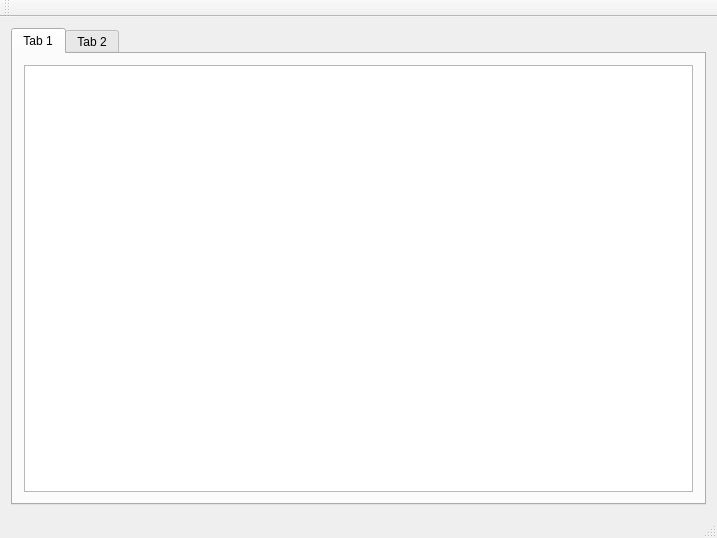
This is mainwindow.ui in Greezael/sukaldu as Qt 5 draws it before an edit. The edited form follows.
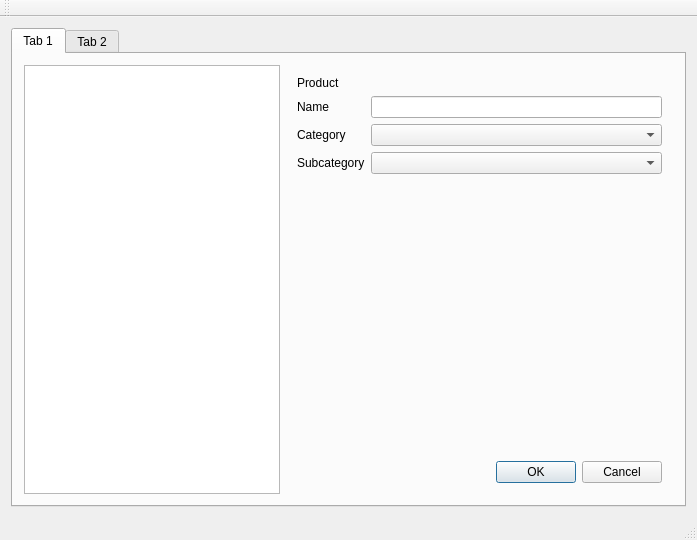
This is the edited form.

Commit message: First steps on the interface

```diff
--- a/mainwindow.ui
+++ b/mainwindow.ui
@@ -6,8 +6,8 @@
    <rect>
     <x>0</x>
     <y>0</y>
-    <width>717</width>
-    <height>538</height>
+    <width>694</width>
+    <height>540</height>
    </rect>
   </property>
   <property name="windowTitle">
@@ -26,7 +26,133 @@
        </attribute>
        <layout class="QHBoxLayout" name="horizontalLayout_2">
         <item>
-         <widget class="QTreeView" name="treeView"/>
+         <widget class="QTreeView" name="treeView">
+          <property name="sizePolicy">
+           <sizepolicy hsizetype="Fixed" vsizetype="Expanding">
+            <horstretch>0</horstretch>
+            <verstretch>0</verstretch>
+           </sizepolicy>
+          </property>
+         </widget>
+        </item>
+        <item>
+         <widget class="QStackedWidget" name="edit_pane">
+          <property name="currentIndex">
+           <number>0</number>
+          </property>
+          <widget class="QWidget" name="product_edit">
+           <layout class="QFormLayout" name="formLayout">
+            <property name="fieldGrowthPolicy">
+             <enum>QFormLayout::AllNonFixedFieldsGrow</enum>
+            </property>
+            <item row="0" column="0">
+             <widget class="QLabel" name="p_page_title">
+              <property name="text">
+               <string>Product</string>
+              </property>
+             </widget>
+            </item>
+            <item row="1" column="0">
+             <widget class="QLabel" name="p_name_title">
+              <property name="text">
+               <string>Name</string>
+              </property>
+             </widget>
+            </item>
+            <item row="1" column="1">
+             <widget class="QLineEdit" name="p_name"/>
+            </item>
+            <item row="5" column="1">
+             <widget class="QDialogButtonBox" name="p_buttons">
+              <property name="standardButtons">
+               <set>QDialogButtonBox::Cancel|QDialogButtonBox::Ok</set>
+              </property>
+             </widget>
+            </item>
+            <item row="2" column="0">
+             <widget class="QLabel" name="p_cat_title">
+              <property name="text">
+               <string>Category</string>
+              </property>
+             </widget>
+            </item>
+            <item row="3" column="0">
+             <widget class="QLabel" name="p_subcat_title">
+              <property name="text">
+               <string>Subcategory</string>
+              </property>
+             </widget>
+            </item>
+            <item row="4" column="1">
+             <spacer name="verticalSpacer">
+              <property name="orientation">
+               <enum>Qt::Vertical</enum>
+              </property>
+              <property name="sizeHint" stdset="0">
+               <size>
+                <width>20</width>
+                <height>40</height>
+               </size>
+              </property>
+             </spacer>
+            </item>
+            <item row="2" column="1">
+             <widget class="QComboBox" name="p_cat"/>
+            </item>
+            <item row="3" column="1">
+             <widget class="QComboBox" name="p_subcat"/>
+            </item>
+           </layout>
+          </widget>
+          <widget class="QWidget" name="recipe_edit">
+           <layout class="QFormLayout" name="formLayout_2">
+            <item row="0" column="0">
+             <widget class="QLabel" name="r_page_title">
+              <property name="text">
+               <string>Recipe</string>
+              </property>
+             </widget>
+            </item>
+            <item row="1" column="1">
+             <spacer name="verticalSpacer_2">
+              <property name="orientation">
+               <enum>Qt::Vertical</enum>
+              </property>
+              <property name="sizeHint" stdset="0">
+               <size>
+                <width>321</width>
+                <height>353</height>
+               </size>
+              </property>
+             </spacer>
+            </item>
+           </layout>
+          </widget>
+          <widget class="QWidget" name="menu_edit">
+           <layout class="QFormLayout" name="formLayout_3">
+            <item row="1" column="0">
+             <spacer name="verticalSpacer_3">
+              <property name="orientation">
+               <enum>Qt::Vertical</enum>
+              </property>
+              <property name="sizeHint" stdset="0">
+               <size>
+                <width>20</width>
+                <height>353</height>
+               </size>
+              </property>
+             </spacer>
+            </item>
+            <item row="0" column="0">
+             <widget class="QLabel" name="m_page_title">
+              <property name="text">
+               <string>Menu</string>
+              </property>
+             </widget>
+            </item>
+           </layout>
+          </widget>
+         </widget>
         </item>
        </layout>
       </widget>
```
Left out of the diff: 4 changed lines with no effect on the pictures. The commit also changes 2 other files.
